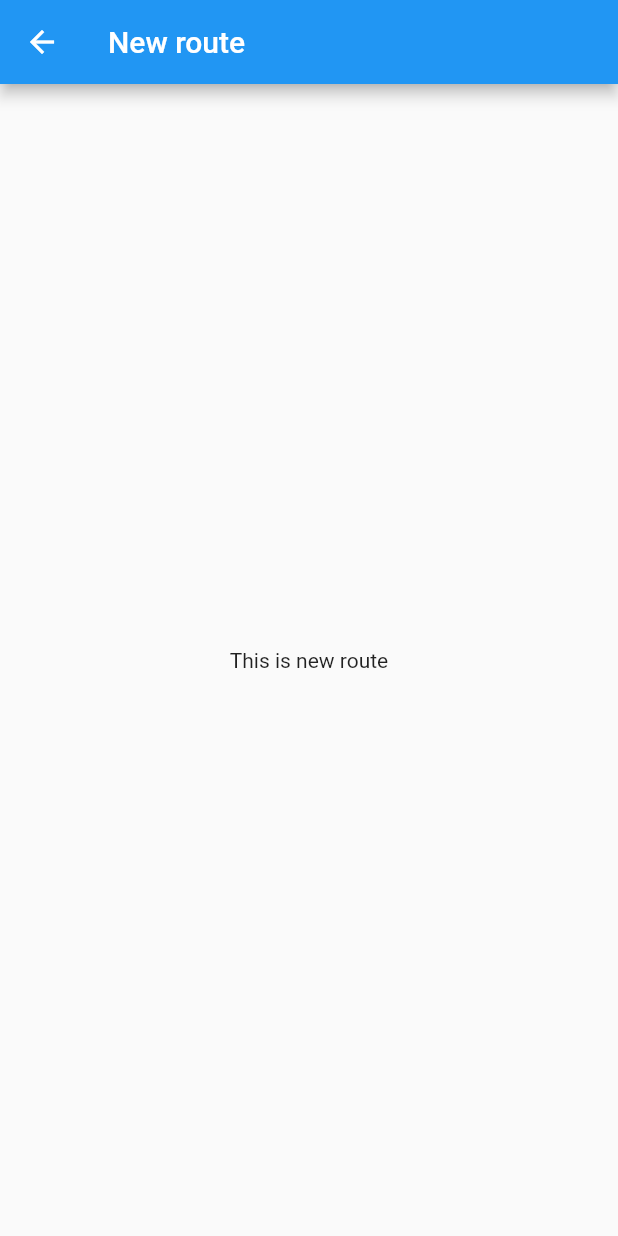
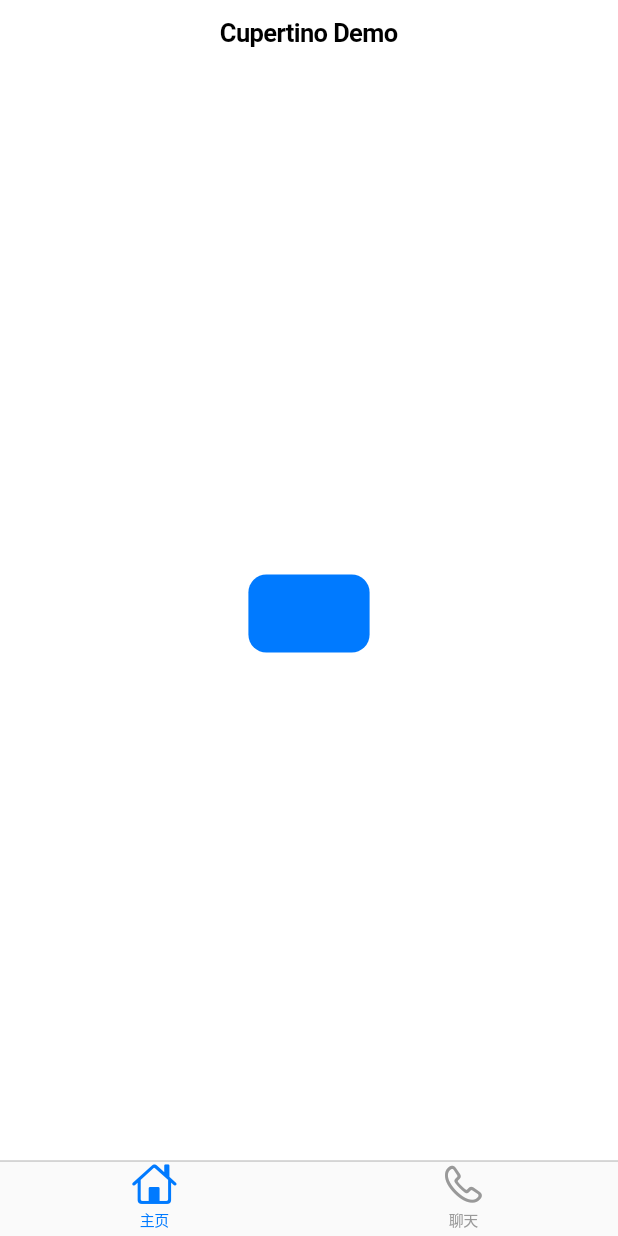
Before and after one commit to mikiXuan/flutter_uxin, a Flutter app: the MainTleBar screen opened directly, on a phone screen of 412 x 824 dp. Run offline on Flutter 3.47's test engine with Material 2 defaults, Android fonts, the phone set to English and light mode, and no system bars; accounts and stored records are empty.

Commit message:
测试提交代码4

```diff
--- a/lib/Application/mainTableBar/mainTableBar.dart
+++ b/lib/Application/mainTableBar/mainTableBar.dart
@@ -1,31 +1,39 @@
 import 'package:flutter/material.dart';
+import 'package:flutter/cupertino.dart';
+import 'package:flutter_uxin/Application/mainView/MainFirstView.dart';
 
 class MainTleBar extends StatelessWidget {
 
   @override
   Widget build(BuildContext context) {
-    return Scaffold(
-      appBar: AppBar(
-        leading: null,
-        title: Text("New route"),
+    return CupertinoTabScaffold(
+      tabBar: CupertinoTabBar(
+          items:[
+            BottomNavigationBarItem(
+                icon: Icon(CupertinoIcons.home),
+                title: Text("主页"),
+               backgroundColor: CupertinoColors.black
+            ),
+            BottomNavigationBarItem(
+                icon: Icon(CupertinoIcons.phone),
+                title: Text("聊天"),
+                backgroundColor: CupertinoColors.black
+            )
+          ],
+        backgroundColor: Theme.of(context).scaffoldBackgroundColor,
+        activeColor: CupertinoColors.activeBlue,
       ),
-      body: Center(
-        child: Text("This is new route"),
-      ),
+      tabBuilder: (BuildContext context, int index){
+        return CupertinoTabView(
+          builder: (BuildContext context){
+            if( index ==0)
+              return IosHomeRoute();
+            else if(index ==1 )
+              return IosPhoneRoute();
+          }
+        );
+      },
     );
   }
-}
-
-class MainInfo {
-  final String txt ;
-  final bool bl ;
-
-  MainInfo({
-    this.txt,
-    this.bl,
-  });
-
-  factory MainInfo.initial() => new MainInfo(txt : "Love");
-  factory MainInfo.loading() => new MainInfo(bl: false);
 
 }
--- a/lib/Application/mainView/MainFirstView.dart
+++ b/lib/Application/mainView/MainFirstView.dart
@@ -1,105 +1,38 @@
 import 'package:flutter/material.dart';
-import 'package:flutter_redux/flutter_redux.dart';
-import 'package:redux/redux.dart';
+import 'package:flutter/cupertino.dart';
 
-// One simple action: Increment
-enum Actions { Increment }
-
-// The reducer, which takes the previous count and increments it in response
-// to an Increment action.
-//typedef int Reducer<int>(int state, dynamic action);
-
-int counterReducer(int state, dynamic action) {
-  if (action == Actions.Increment) {
-    return state + 2;
-  }
-
-  return state;
-}
-
-class FlutterReduxApp extends StatelessWidget {
-  final Store<int> store;
-  final String title;
-
-  FlutterReduxApp({Key key, this.store, this.title}) : super(key: key);
-
+class IosHomeRoute extends StatelessWidget {
   @override
   Widget build(BuildContext context) {
-    // The StoreProvider should wrap your MaterialApp or WidgetsApp. This will
-    // ensure all routes have access to the store.
-    return new StoreProvider<int>(
-      // Pass the store to the StoreProvider. Any ancestor `StoreConnector`
-      // Widgets will find and use this value as the `Store`.
-      store: store,
-      child:  new Scaffold(
-        appBar: new AppBar(
-          title: new Text(title),
-        ),
-        body: new Center(
-          child: new Column(
-            mainAxisAlignment: MainAxisAlignment.center,
-            children: [
-              new Text(
-                'You have pushed the button this many times:',
-              ),
-              // Connect the Store to a Text Widget that renders the current
-              // count.
-              //
-              // We'll wrap the Text Widget in a `StoreConnector` Widget. The
-              // `StoreConnector` will find the `Store` from the nearest
-              // `StoreProvider` ancestor, convert it into a String of the
-              // latest count, and pass that String  to the `builder` function
-              // as the `count`.
-              //
-              // Every time the button is tapped, an action is dispatched and
-              // run through the reducer. After the reducer updates the state,
-              // the Widget will be automatically rebuilt with the latest
-              // count. No need to manually manage subscriptions or Streams!
-              new StoreConnector<int, String>(
-                converter: (store) => store.state.toString(),
-                builder: (context, count) {
-                  return new Text(
-                    count,
-                    style: Theme.of(context).textTheme.display1,
-                  );
-                },
-              ),
-
-
-              new StoreConnector<int, String>(
-                converter: (store) => (store.state +1).toString(),
-                builder: (context, count) {
-                  return new Text(
-                    count,
-                    style: Theme.of(context).textTheme.display1,
-                  );
-                },
-              )
-            ],
-          ),
-        ),
-        // Connect the Store to a FloatingActionButton. In this case, we'll
-        // use the Store to build a callback that with dispatch an Increment
-        // Action.
-        //
-        // Then, we'll pass this callback to the button's `onPressed` handler.
-        floatingActionButton: new StoreConnector<int, VoidCallback>(
-          converter: (store) {
-            // Return a `VoidCallback`, which is a fancy name for a function
-            // with no parameters. It only dispatches an Increment action.
-            return () => store.dispatch(Actions.Increment);
-          },
-
-          builder: (context, callback) {
-            return new FloatingActionButton(
-              // Attach the `callback` to the `onPressed` attribute
-              onPressed: callback,
-              tooltip: 'Increment',
-              child: new Icon(Icons.add),
-            );
-          },
+    return CupertinoPageScaffold(
+      navigationBar: CupertinoNavigationBar(
+        middle: Text("Cupertino Demo"),
+      ),
+      child: Center(
+        child: CupertinoButton(
+            color: CupertinoColors.activeBlue,
+            child: Text("Press"),
+            onPressed: () {}
         ),
       ),
     );
   }
 }
+
+class IosPhoneRoute extends StatelessWidget {
+  @override
+  Widget build(BuildContext context) {
+    return CupertinoPageScaffold(
+      navigationBar: CupertinoNavigationBar(
+        middle: Text("Cupertino Demo"),
+      ),
+      child: Center(
+        child: CupertinoButton(
+            color: CupertinoColors.activeBlue,
+            child: Text("Press"),
+            onPressed: () {}
+        ),
+      ),
+    );
+  }
+}
--- a/pubspec.yaml
+++ b/pubspec.yaml
@@ -25,7 +25,8 @@ dependencies:
   flutter_redux: 0.5.0
   async: 2.0.8
   redux_epics: 0.10.3
-  rxdart: ^0.20.0
+#  rxdart: ^0.20.0
+  event_bus: ^1.0.3
 
   # The following adds the Cupertino Icons font to your application.
   # Use with the CupertinoIcons class for iOS style icons.
```
Also changed, not shown: lib/Application/login/loginUI.dart (+18 -69 lines), lib/main.dart (+9 -14 lines), pubspec.lock.
